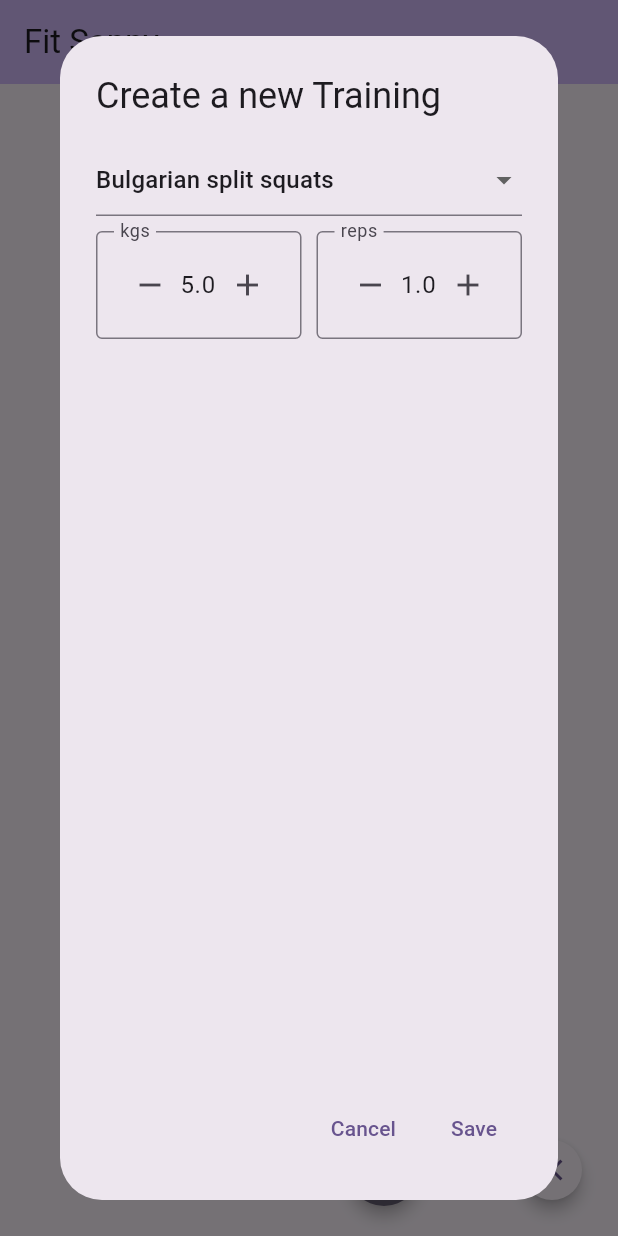
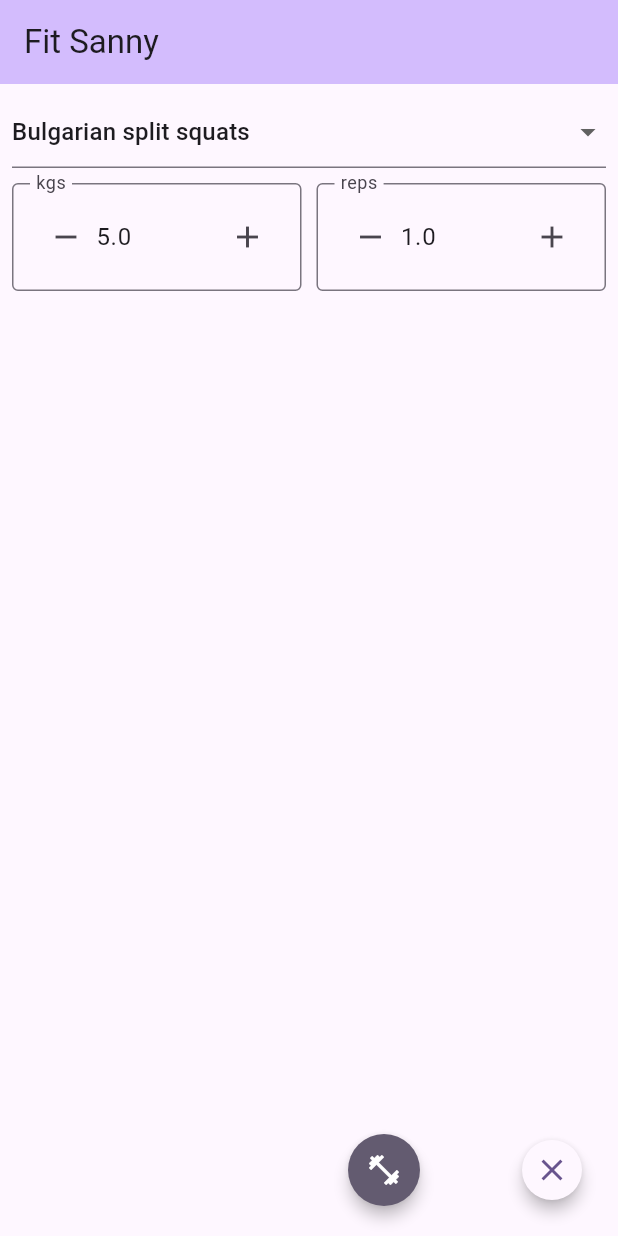
Before and after one commit to Fabs97/fitsanny, a Flutter app: the screen it shows after launch, after a tap on the "close" icon, after a tap on the "fitness center" icon, on a phone screen of 412 x 824 dp. Run offline on Flutter 3.47's test engine with Material 3 defaults, Android fonts, the phone set to English and light mode, and no system bars; drawn by our look-alikes of flutter_form_builder; our stand-ins replace flutter_bloc, go_router, sqflite; accounts and stored records are empty.

Commit message:
moved to go router

```diff
--- a/lib/app.dart
+++ b/lib/app.dart
@@ -1,4 +1,4 @@
-import 'package:fitsanny/pages/home/home.dart';
+import 'package:fitsanny/router.dart';
 import 'package:flutter/material.dart';
 
 class App extends StatelessWidget {
@@ -6,12 +6,12 @@ class App extends StatelessWidget {
 
   @override
   Widget build(BuildContext context) {
-    return MaterialApp(
+    return MaterialApp.router(
       title: 'Fit Sanny',
       theme: ThemeData(
         colorScheme: ColorScheme.fromSeed(seedColor: Colors.deepPurple),
       ),
-      home: const HomePage(title: 'Fit Sanny'),
+      routerConfig: router,
     );
   }
 }
--- a/lib/pages/home/home.dart
+++ b/lib/pages/home/home.dart
@@ -1,6 +1,3 @@
-import 'package:fitsanny/components/action_button.dart';
-import 'package:fitsanny/components/expandable_fab.dart';
-import 'package:fitsanny/components/training_form.dart';
 import 'package:flutter/material.dart';
 
 class HomePage extends StatelessWidget {
@@ -10,45 +7,6 @@ class HomePage extends StatelessWidget {
 
   @override
   Widget build(BuildContext context) {
-    return Scaffold(
-      appBar: AppBar(
-        backgroundColor: Theme.of(context).colorScheme.inversePrimary,
-        title: Text(title),
-      ),
-      body: SafeArea(
-        child: Column(children: [Center(child: const Text('Hallo Sanny <3'))]),
-      ),
-      floatingActionButton: ExpandableFab(
-        distance: 112,
-        children: [
-          ActionButton(
-            onPressed: () => _showAction(context),
-            icon: Icons.fitness_center,
-          ),
-        ],
-      ),
-    );
-  }
-
-  Future<void> _showAction(BuildContext context) {
-    return showDialog(
-      context: context,
-      builder: (context) {
-        return AlertDialog.adaptive(
-          title: const Text('Create a new Training'),
-          content: TrainingForm(),
-          actions: [
-            TextButton(
-              onPressed: () => Navigator.of(context).pop(),
-              child: const Text('Cancel'),
-            ),
-            TextButton(
-              onPressed: () => print('save'),
-              child: const Text('Save'),
-            ),
-          ],
-        );
-      },
-    );
+    return Column(children: [Center(child: const Text('Hallo Sanny'))]);
   }
 }
--- a/lib/pages/training/training_home.dart
+++ b/lib/pages/training/training_home.dart
@@ -11,29 +11,6 @@ class TrainingHome extends StatefulWidget {
 class _TrainingHomeState extends State<TrainingHome> {
   @override
   Widget build(BuildContext context) {
-    // TODO: implement build
-    throw UnimplementedError();
-  }
-
-  Future<void> _dialogBuilder(BuildContext context) {
-    return showDialog(
-      context: context,
-      builder: (BuildContext context) {
-        return AlertDialog(
-          title: const Text('Create a new Training'),
-          content: TrainingForm(),
-          actions: [
-            TextButton(
-              onPressed: () => Navigator.of(context).pop(),
-              child: const Text('Cancel'),
-            ),
-            TextButton(
-              onPressed: () => print('save'),
-              child: const Text('Save'),
-            ),
-          ],
-        );
-      },
-    );
+    return TrainingForm();
   }
 }
--- /dev/null
+++ b/lib/router.dart
@@ -0,0 +1,45 @@
+import 'package:fitsanny/components/action_button.dart';
+import 'package:fitsanny/components/expandable_fab.dart';
+import 'package:fitsanny/pages/home/home.dart';
+import 'package:fitsanny/pages/training/training_home.dart';
+import 'package:flutter/material.dart';
+import 'package:go_router/go_router.dart';
+
+final _router = GoRouter(
+  routes: [
+    ShellRoute(
+      builder: (context, state, child) {
+        return Scaffold(
+          appBar: AppBar(
+            backgroundColor: Theme.of(context).colorScheme.inversePrimary,
+            title: Text('Fit Sanny'),
+          ),
+          body: SafeArea(
+            child: Padding(padding: const EdgeInsets.all(8.0), child: child),
+          ),
+          floatingActionButton: ExpandableFab(
+            distance: 112,
+            children: [
+              ActionButton(
+                onPressed: () => context.go('/training'),
+                icon: Icons.fitness_center,
+              ),
+            ],
+          ),
+        );
+      },
+      routes: [
+        GoRoute(
+          path: '/',
+          builder: (context, state) => const HomePage(title: 'Fit Sanny'),
+        ),
+        GoRoute(
+          path: '/training',
+          builder: (context, state) => const TrainingHome(),
+        ),
+      ],
+    ),
+  ],
+);
+
+get router => _router;
```
